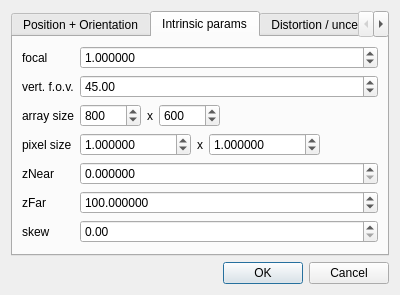
Old version of the form qCC/ui_templates/camSensorProjectDlg.ui in the repository CloudCompare/CloudCompare.
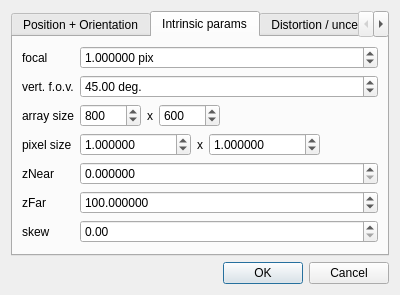
New version of the form.

The edit to the form file:
```diff
--- a/qCC/ui_templates/camSensorProjectDlg.ui
+++ b/qCC/ui_templates/camSensorProjectDlg.ui
@@ -177,6 +177,12 @@
        </item>
        <item row="0" column="1">
         <widget class="QDoubleSpinBox" name="focalDoubleSpinBox">
+         <property name="toolTip">
+          <string>Focal (in pixels)</string>
+         </property>
+         <property name="suffix">
+          <string> pix</string>
+         </property>
          <property name="decimals">
           <number>6</number>
          </property>
@@ -197,6 +203,12 @@
        </item>
        <item row="1" column="1">
         <widget class="QDoubleSpinBox" name="fovDoubleSpinBox">
+         <property name="toolTip">
+          <string>Vertical field of view (degrees)</string>
+         </property>
+         <property name="suffix">
+          <string> deg.</string>
+         </property>
          <property name="maximum">
           <double>180.000000000000000</double>
          </property>
```
Left out of the diff: 24 changed lines with no effect on the pictures.
